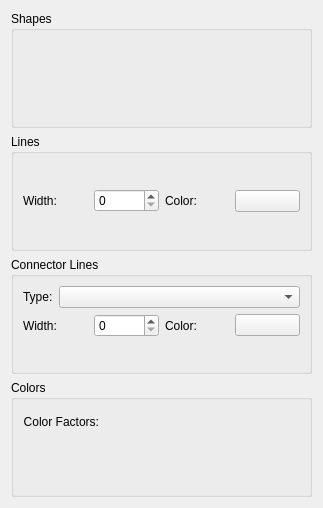
Above: plugins/generators/multigridpattern/wdgmultigridpatternoptions.ui from KDE/krita before the change. Below: the same form after it.
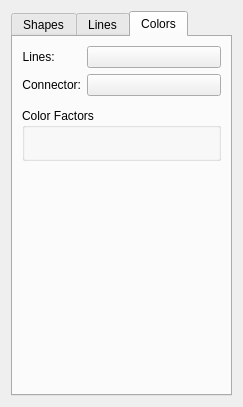
That is the form after the change. The open tabs and pages were chosen to show the change. Custom widgets are drawn as their Qt base class.

Commit message: Improve the UI for the multigrid fill layer to be less tall.

Patch:
```diff
--- a/plugins/generators/multigridpattern/wdgmultigridpatternoptions.ui
+++ b/plugins/generators/multigridpattern/wdgmultigridpatternoptions.ui
@@ -6,16 +6,20 @@
    <rect>
     <x>0</x>
     <y>0</y>
-    <width>323</width>
-    <height>508</height>
+    <width>243</width>
+    <height>407</height>
    </rect>
   </property>
-  <layout class="QVBoxLayout" name="verticalLayout_2">
+  <layout class="QHBoxLayout" name="horizontalLayout">
    <item>
-    <widget class="QGroupBox" name="gbShapes">
-     <property name="title">
+    <widget class="QTabWidget" name="tabWidget">
+     <property name="currentIndex">
+      <number>0</number>
+     </property>
+     <widget class="QWidget" name="tabShapes">
+      <attribute name="title">
       <string>Shapes</string>
-     </property>
+      </attribute>
      <layout class="QVBoxLayout" name="verticalLayout">
       <item>
        <widget class="KisSliderSpinBox" name="sldDimensions" native="true"/>
@@ -26,39 +30,37 @@
       <item>
        <widget class="KisDoubleSliderSpinBox" name="sldOffset" native="true"/>
       </item>
-     </layout>
-    </widget>
-   </item>
-   <item>
-    <widget class="QGroupBox" name="gbLines">
-     <property name="title">
-      <string comment="Line label in Multigrid pattern options">Lines</string>
-     </property>
-     <layout class="QHBoxLayout" name="horizontalLayout">
-      <item>
+       <item>
+        <spacer name="verticalSpacer">
+         <property name="orientation">
+          <enum>Qt::Vertical</enum>
+         </property>
+         <property name="sizeHint" stdset="0">
+          <size>
+           <width>20</width>
+           <height>40</height>
+          </size>
+         </property>
+        </spacer>
+       </item>
+      </layout>
+     </widget>
+     <widget class="QWidget" name="tabLines">
+      <attribute name="title">
+       <string>Lines</string>
+      </attribute>
+      <layout class="QFormLayout" name="formLayout_3">
+       <item row="0" column="0">
        <widget class="QLabel" name="label_4">
         <property name="text">
-         <string>Width:</string>
+          <string>Line Width:</string>
         </property>
        </widget>
       </item>
-      <item>
+       <item row="0" column="1">
        <widget class="QSpinBox" name="spnLineWidth"/>
       </item>
-      <item>
-       <widget class="QLabel" name="label_3">
-        <property name="text">
-         <string>Color: </string>
-        </property>
-       </widget>
-      </item>
-      <item>
-       <widget class="KisColorButton" name="bnLineColor"/>
-      </item>
-     </layout>
-    </widget>
-   </item>
-   <item>
+       <item row="1" column="0" colspan="2">
     <widget class="QGroupBox" name="gbConnector">
      <property name="title">
       <string>Connector Lines</string>
@@ -86,42 +88,65 @@
         <item>
          <widget class="QSpinBox" name="spnConnectorWidth"/>
         </item>
-        <item>
+           </layout>
+          </item>
+         </layout>
+        </widget>
+       </item>
+      </layout>
+     </widget>
+     <widget class="QWidget" name="tabColor">
+      <attribute name="title">
+       <string>Colors</string>
+      </attribute>
+      <layout class="QFormLayout" name="formLayout_4">
+       <item row="0" column="0">
+        <widget class="QLabel" name="label_3">
+         <property name="text">
+          <string>Lines: </string>
+         </property>
+         <property name="alignment">
+          <set>Qt::AlignRight|Qt::AlignTrailing|Qt::AlignVCenter</set>
+         </property>
+        </widget>
+       </item>
+       <item row="0" column="1">
+        <widget class="KisColorButton" name="bnLineColor"/>
+       </item>
+       <item row="1" column="0">
          <widget class="QLabel" name="label_2">
           <property name="text">
-           <string>Color:</string>
+          <string>Connector:</string>
+         </property>
+         <property name="alignment">
+          <set>Qt::AlignRight|Qt::AlignTrailing|Qt::AlignVCenter</set>
           </property>
          </widget>
         </item>
-        <item>
+       <item row="1" column="1">
          <widget class="KisColorButton" name="bnConnectorColor">
           <property name="text">
            <string/>
           </property>
          </widget>
         </item>
-       </layout>
-      </item>
-     </layout>
-    </widget>
-   </item>
-   <item>
+       <item row="2" column="0" colspan="2">
+        <widget class="KisStopGradientEditor" name="wdgGradient" native="true">
+         <property name="minimumSize">
+          <size>
+           <width>0</width>
+           <height>0</height>
+          </size>
+         </property>
+        </widget>
+       </item>
+       <item row="4" column="0" colspan="2">
     <widget class="QGroupBox" name="gbColors">
      <property name="title">
-      <string>Colors</string>
+          <string>Color Factors</string>
      </property>
      <layout class="QFormLayout" name="formLayout">
-      <item row="1" column="0">
-       <widget class="QLabel" name="lblColor2">
-        <property name="text">
-         <string>Color Factors:</string>
-        </property>
-        <property name="alignment">
-         <set>Qt::AlignRight|Qt::AlignTrailing|Qt::AlignVCenter</set>
-        </property>
-       </widget>
-      </item>
-      <item row="2" column="0" colspan="2">
+          <item row="1" column="0" colspan="2">
        <widget class="KisDoubleSliderSpinBox" name="sldColorRatio" native="true"/>
       </item>
       <item row="3" column="0" colspan="2">
@@ -130,10 +155,11 @@
       <item row="4" column="0" colspan="2">
        <widget class="KisDoubleSliderSpinBox" name="sldColorIndex" native="true"/>
       </item>
-      <item row="0" column="0">
-       <widget class="KisStopGradientEditor" name="wdgGradient" native="true"/>
-      </item>
-     </layout>
+         </layout>
+        </widget>
+       </item>
+      </layout>
+     </widget>
     </widget>
    </item>
   </layout>
```
Left out of the diff: 4 changed lines with no effect on the pictures. Lines whose indentation alone changed are shown as unchanged.
